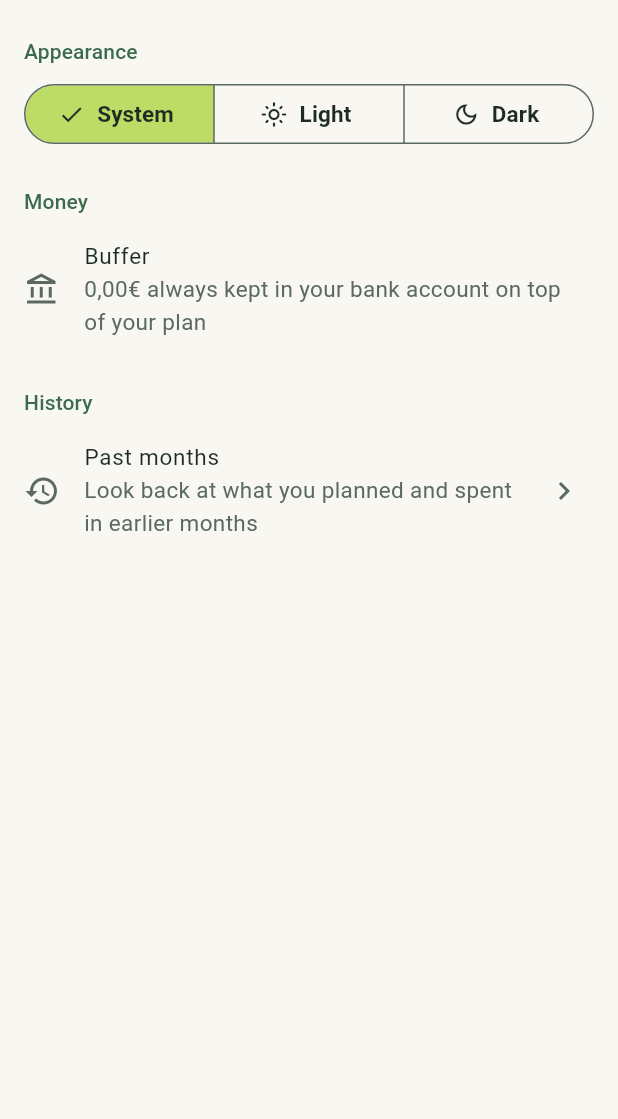
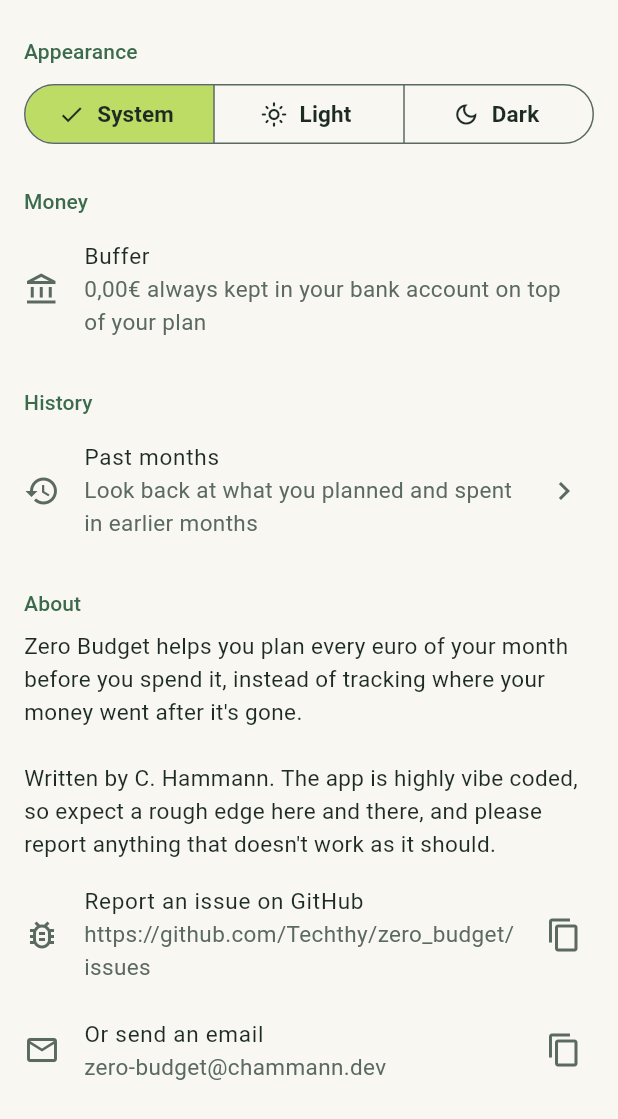
Before and after one commit to Techthy/zero_budget, a Flutter app: the _SettingsList widget shown alone on an empty page, opened directly with empty values, on a phone screen of 412 x 824 dp. Shown: the top 1119 px of the screen. Run offline on Flutter 3.47's test engine with Material 3 defaults, Android fonts, the phone set to English and light mode, and no system bars; our stand-ins replace drift, drift_flutter, flutter_riverpod, riverpod_annotation; accounts and stored records are empty; generated files the repository leaves out were written again.

Commit message:
add about section with contact information and issue reporting

```diff
--- a/lib/settings/settings_screen.dart
+++ b/lib/settings/settings_screen.dart
@@ -1,5 +1,6 @@
 import 'package:flutter/foundation.dart';
 import 'package:flutter/material.dart';
+import 'package:flutter/services.dart';
 import 'package:flutter_riverpod/flutter_riverpod.dart';
 
 import '../data/database.dart';
@@ -127,9 +128,62 @@
                 },
               ),
             ],
+            const _SectionHeader('About'),
+            const _About(),
           ],
         ),
       ),
+    );
+  }
+}
+
+/// What the app is, who wrote it, and where to report issues.
+class _About extends StatelessWidget {
+  const _About();
+
+  static const issuesUrl = 'https://github.com/Techthy/zero_budget/issues';
+  static const email = 'zero-budget@chammann.dev';
+
+  /// The app can't open links, so a tap copies them instead.
+  void _copy(BuildContext context, String text) {
+    Clipboard.setData(ClipboardData(text: text));
+    ScaffoldMessenger.of(context)
+      ..hideCurrentSnackBar()
+      ..showSnackBar(SnackBar(content: Text('Copied $text')));
+  }
+
+  @override
+  Widget build(BuildContext context) {
+    return Column(
+      crossAxisAlignment: CrossAxisAlignment.stretch,
+      children: [
+        const Padding(
+          padding: EdgeInsets.fromLTRB(16, 0, 16, 8),
+          child: Text(
+            'Zero Budget helps you plan every euro of your month before you '
+            "spend it, instead of tracking where your money went after it's "
+            'gone.\n\n'
+            'Written by C. Hammann. The app is highly vibe coded, so expect a '
+            'rough edge here and there, and please report anything that '
+            "doesn't work as it should.",
+          ),
+        ),
+        ListTile(
+          leading: const Icon(Icons.bug_report_outlined),
+          title: const Text('Report an issue on GitHub'),
+          subtitle: const Text(issuesUrl),
+          trailing: const Icon(Icons.copy_outlined),
+          onTap: () => _copy(context, issuesUrl),
+        ),
+        ListTile(
+          leading: const Icon(Icons.mail_outline),
+          title: const Text('Or send an email'),
+          subtitle: const Text(email),
+          trailing: const Icon(Icons.copy_outlined),
+          onTap: () => _copy(context, email),
+        ),
+        const SizedBox(height: 16),
+      ],
     );
   }
 }
```
Also changed, not shown: 1 other file.
